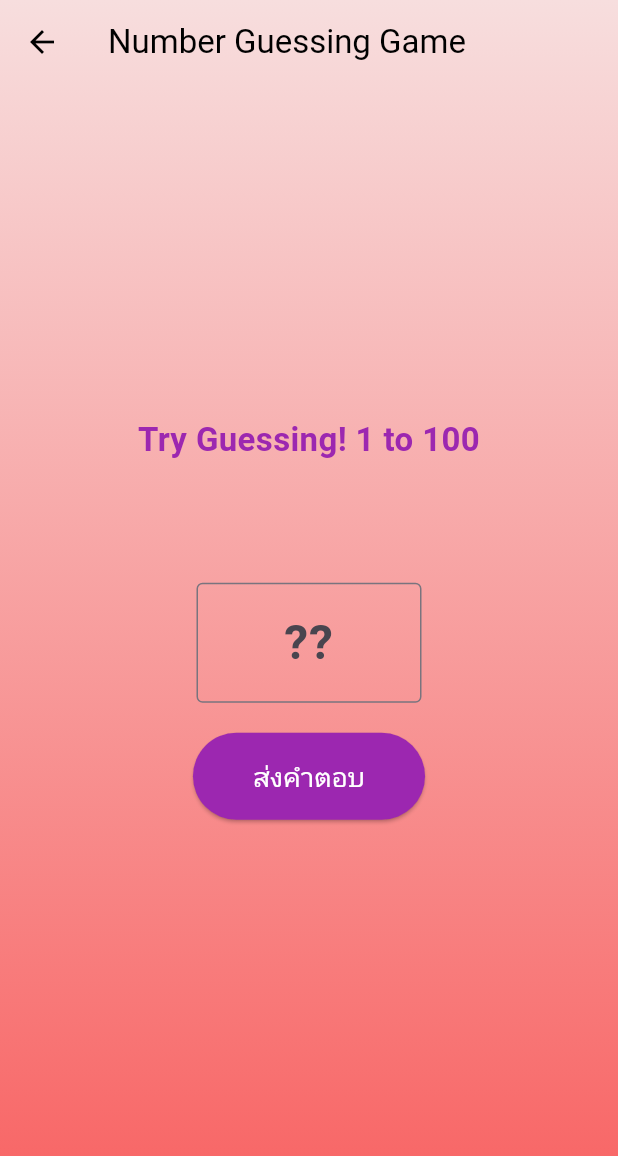
After one commit to suphakornsook-afk/LearningFlutter, a Flutter app: the NumberGuessingPage screen opened by its route, on a phone screen of 412 x 824 dp. The commit adds this screen. Shown: the top 1156 px of the screen. Run offline on Flutter 3.47's test engine with Material 3 defaults, Android fonts, the phone set to English and light mode, and no system bars; our stand-ins replace audioplayers, flutter_local_notifications, flutter_slidable, flutter_timezone, hive_flutter, shared_preferences and 1 more; accounts and stored records are empty; statements that could not run were skipped.

Commit message:
start number guessing game

```diff
--- a/lib/main.dart
+++ b/lib/main.dart
@@ -14,6 +14,7 @@ import 'package:flutter_application_2/pages/noti_service.dart';
 import 'package:flutter_application_2/pages/todo_page.dart';
 import 'package:hive_flutter/hive_flutter.dart';
 import 'package:flutter_application_2/pages/food_random_page.dart';
+import 'package:flutter_application_2/pages/number_guessing_page.dart';
 
 void main() async {
   WidgetsFlutterBinding.ensureInitialized();
@@ -49,6 +50,7 @@ class MyApp extends StatelessWidget {
         '/pilltrackerpage': (context) => PillTrackerPage(),
         '/todopage': (context) => TodoPage(),
         '/foodrandompage': (context) => FoodRandomPage(),
+        '/numberguessingpage': (context) => NumberGuessingPage(),
       },
     );
   }
--- a/lib/pages/food_random_page.dart
+++ b/lib/pages/food_random_page.dart
@@ -1,5 +1,4 @@
 import 'package:flutter/material.dart';
-import 'package:hive_flutter/hive_flutter.dart';
 import 'dart:math';
 
 class FoodRandomPage extends StatefulWidget {
@@ -27,6 +26,7 @@ class _FoodRandomState extends State<FoodRandomPage> {
     'ผัดจังโก้',
     'ลาบ',
     'ยำ',
+    'ผัดผงกะหรี่',
   ];
 
   // รายการเนื้อสัตว์
--- a/lib/pages/home_page.dart
+++ b/lib/pages/home_page.dart
@@ -249,6 +249,16 @@ class _HomePageState extends State<HomePage> {
                         Navigator.pushNamed(context, '/foodrandompage');
                       },
                     ),
+                    //higherlowergame
+                    _buildGridCard(
+                      context,
+                      title: "Number\nGuessing\nGame",
+                      icon: Icons.onetwothree,
+                      color: const Color.fromARGB(255, 229, 80, 249),
+                      onTap: () {
+                        Navigator.pushNamed(context, '/numberguessingpage');
+                      },
+                    ),
                   ],
                 ),
               ],
--- /dev/null
+++ b/lib/pages/number_guessing_page.dart
@@ -0,0 +1,86 @@
+import 'package:flutter/material.dart';
+
+class NumberGuessingPage extends StatefulWidget {
+  const NumberGuessingPage({super.key});
+
+  @override
+  State<NumberGuessingPage> createState() => _NumberGuessingPageState();
+}
+
+class _NumberGuessingPageState extends State<NumberGuessingPage> {
+  @override
+  Widget build(BuildContext context) {
+    return Scaffold(
+      extendBodyBehindAppBar: true,
+      appBar: AppBar(
+        title: Text("Number Guessing Game"),
+        backgroundColor: Colors.transparent,
+        foregroundColor: Colors.black,
+        elevation: 0,
+      ),
+
+      body: Center(
+        child: Container(
+          width: double.infinity,
+          height: double.infinity,
+          decoration: BoxDecoration(
+            gradient: LinearGradient(
+              colors: [
+                const Color.fromARGB(255, 247, 222, 222),
+                const Color.fromARGB(255, 248, 96, 96),
+              ],
+              begin: Alignment.topCenter,
+              end: Alignment.bottomCenter,
+            ),
+          ),
+          child: Padding(
+            padding: EdgeInsets.all(24.0),
+            child: Column(
+              mainAxisAlignment: MainAxisAlignment.center,
+              children: [
+                const Text(
+                  'Try Guessing! 1 to 100',
+                  style: TextStyle(
+                    fontSize: 22,
+                    fontWeight: FontWeight.bold,
+                    color: Colors.purple,
+                  ),
+                  textAlign: TextAlign.center,
+                ),
+                const SizedBox(height: 40),
+
+                SizedBox(height: 40),
+                SizedBox(
+                  width: 150,
+                  child: TextField(
+                    keyboardType: TextInputType.number,
+                    textAlign: TextAlign.center,
+                    style: TextStyle(fontSize: 32, fontWeight: FontWeight.bold),
+                    decoration: InputDecoration(
+                      hintText: '??',
+                      border: OutlineInputBorder(),
+                    ),
+                  ),
+                ),
+                const SizedBox(height: 20),
+
+                ElevatedButton(
+                  onPressed: () {},
+                  style: ElevatedButton.styleFrom(
+                    backgroundColor: Colors.purple,
+                    foregroundColor: Colors.white,
+                    padding: const EdgeInsets.symmetric(
+                      horizontal: 40,
+                      vertical: 16,
+                    ),
+                  ),
+                  child: const Text('ส่งคำตอบ', style: TextStyle(fontSize: 18)),
+                ),
+              ],
+            ),
+          ),
+        ),
+      ),
+    );
+  }
+}
```
